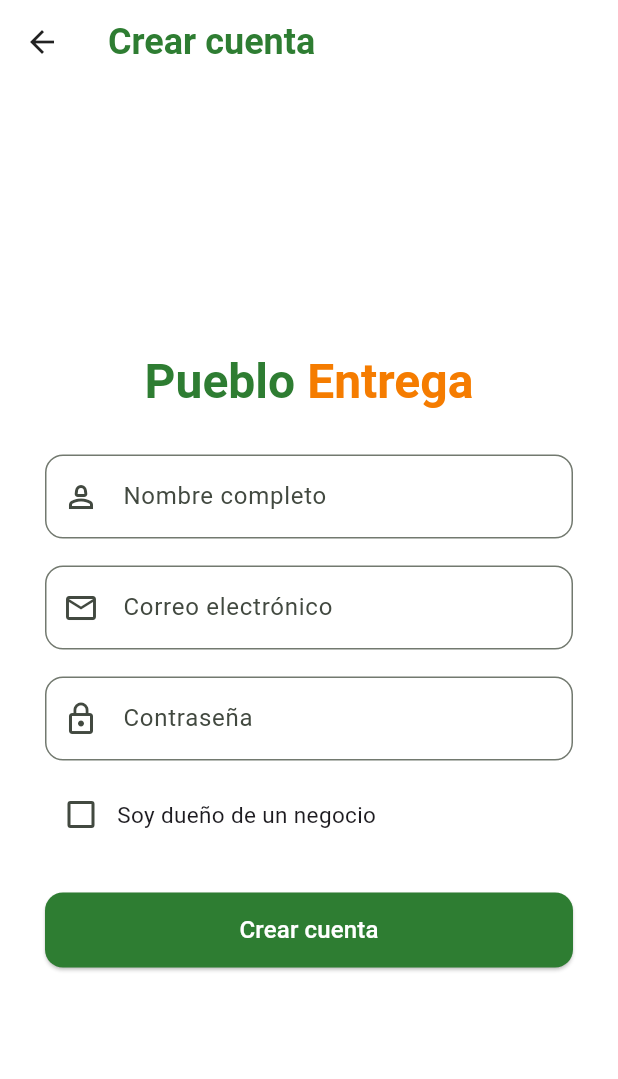
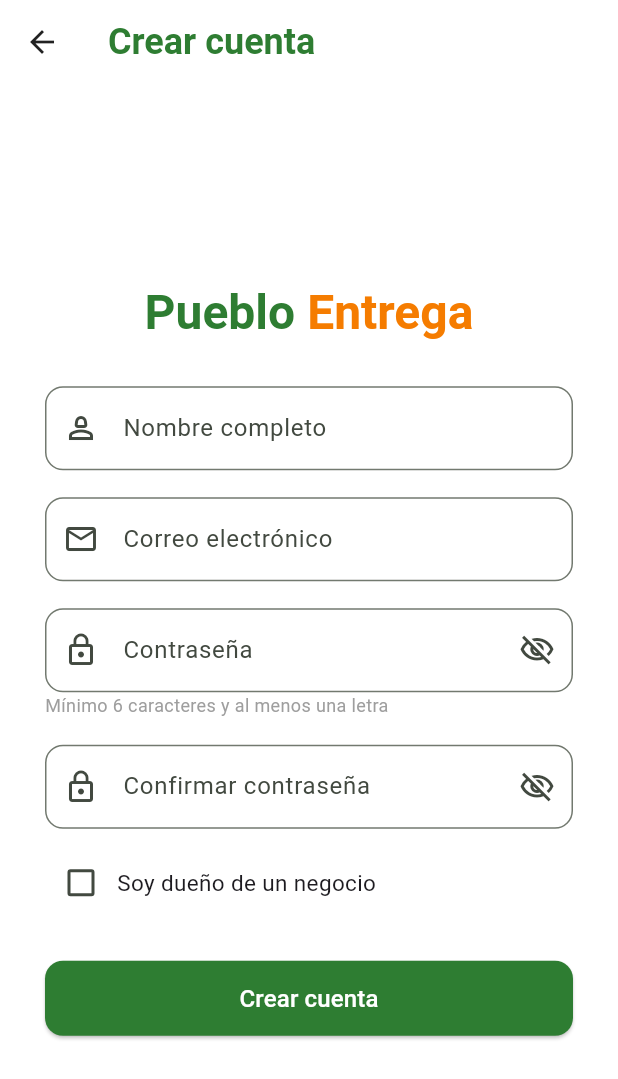
Before and after one commit to D3nn1S-Mugart3/pueblo_entrega, a Flutter app: the screen it shows after launch, after a tap on "¿No tienes cuenta? Regístrate", on a phone screen of 412 x 824 dp. Shown: the top 1079 px of the screen. Run offline on Flutter 3.47's test engine with Material 3 defaults, Android fonts, the phone set to English and light mode, and no system bars; our stand-ins replace cloud_firestore, firebase_auth, firebase_core; accounts and stored records are empty; Roboto replaces fonts that are missing (Poppins).

Commit message:
feat: Mostrar/Ocultar contraseña y validación de contraseña e confirmar contraseña

```diff
--- a/pueblo_entrega_app/lib/screens/auth/login_screen.dart
+++ b/pueblo_entrega_app/lib/screens/auth/login_screen.dart
@@ -14,6 +14,7 @@ class _LoginScreenState extends State<LoginScreen> {
   final emailCtrl = TextEditingController();
   final passCtrl = TextEditingController();
   bool loading = false;
+  bool obscurePassword = true;
 
   Future<void> login() async {
     setState(() => loading = true);
@@ -92,14 +93,26 @@ class _LoginScreenState extends State<LoginScreen> {
               const SizedBox(height: 18),
               TextField(
                 controller: passCtrl,
+                obscureText: obscurePassword,
                 decoration: InputDecoration(
                   labelText: "Contraseña",
                   prefixIcon: Icon(Icons.lock_outline),
+                  suffixIcon: IconButton(
+                    icon: Icon(
+                      obscurePassword
+                          ? Icons.visibility_off_outlined
+                          : Icons.visibility_outlined,
+                    ),
+                    onPressed: () {
+                      setState(() {
+                        obscurePassword = !obscurePassword;
+                      });
+                    },
+                  ),
                   border: OutlineInputBorder(
                     borderRadius: BorderRadius.circular(12),
                   ),
                 ),
-                obscureText: true,
               ),
               const SizedBox(height: 28),
 
--- a/pueblo_entrega_app/lib/screens/auth/register_screen.dart
+++ b/pueblo_entrega_app/lib/screens/auth/register_screen.dart
@@ -16,9 +16,28 @@ class _RegisterScreenState extends State<RegisterScreen> {
   final nameCtrl = TextEditingController();
   final emailCtrl = TextEditingController();
   final passCtrl = TextEditingController();
+  final confirmPassCtrl = TextEditingController();
+
   bool isBusiness = false;
+  bool loading = false;
+  bool obscurePassword = true;
+  bool obscureConfirmPassword = true;
 
-  bool loading = false;
+  bool passwordValid = false;
+  bool passwordsMatch = false;
+
+  void validatePassword() {
+    final pass = passCtrl.text;
+    final confirm = confirmPassCtrl.text;
+
+    final hasMinLength = pass.length >= 6;
+    final hasLetter = RegExp(r'[a-zA-Z]').hasMatch(pass);
+
+    setState(() {
+      passwordValid = hasMinLength && hasLetter;
+      passwordsMatch = pass == confirm;
+    });
+  }
 
   Future<void> register() async {
     if (nameCtrl.text.isEmpty ||
@@ -27,6 +46,24 @@ class _RegisterScreenState extends State<RegisterScreen> {
       showAppSnackBar(
         context,
         message: "Todos los campos son obligatorios.",
+        type: SnackType.error,
+      );
+      return;
+    }
+
+    if (passCtrl.text != confirmPassCtrl.text) {
+      showAppSnackBar(
+        context,
+        message: "Las contraseñas no coinciden",
+        type: SnackType.error,
+      );
+      return;
+    }
+
+    if (!passwordValid) {
+      showAppSnackBar(
+        context,
+        message: "La contraseña no cumple los requisitos",
         type: SnackType.error,
       );
       return;
@@ -74,8 +111,24 @@ class _RegisterScreenState extends State<RegisterScreen> {
         type: SnackType.error,
       );
     } finally {
-      setState(() => loading = true);
+      setState(() => loading = false);
     }
+  }
+
+  @override
+  void initState() {
+    super.initState();
+    passCtrl.addListener(validatePassword);
+    confirmPassCtrl.addListener(validatePassword);
+  }
+
+  @override
+  void dispose() {
+    passCtrl.dispose();
+    confirmPassCtrl.dispose();
+    nameCtrl.dispose();
+    emailCtrl.dispose();
+    super.dispose();
   }
 
   @override
@@ -148,15 +201,72 @@ class _RegisterScreenState extends State<RegisterScreen> {
               const SizedBox(height: 18),
               TextField(
                 controller: passCtrl,
+                obscureText: obscurePassword,
                 decoration: InputDecoration(
                   labelText: "Contraseña",
                   prefixIcon: Icon(Icons.lock_outline),
+                  suffixIcon: IconButton(
+                    icon: Icon(
+                      obscurePassword
+                          ? Icons.visibility_off_outlined
+                          : Icons.visibility_outlined,
+                    ),
+                    onPressed: () {
+                      setState(() {
+                        obscurePassword = !obscurePassword;
+                      });
+                    },
+                  ),
                   border: OutlineInputBorder(
                     borderRadius: BorderRadius.circular(12),
                   ),
                 ),
-                obscureText: true,
               ),
+              Text(
+                passwordValid
+                    ? "Contraseña válida"
+                    : "Mínimo 6 caracteres y al menos una letra",
+                style: TextStyle(
+                  fontSize: 12,
+                  color: passwordValid ? Colors.green : Colors.grey,
+                ),
+              ),
+
+              const SizedBox(height: 18),
+              TextField(
+                controller: confirmPassCtrl,
+                obscureText: obscureConfirmPassword,
+                decoration: InputDecoration(
+                  labelText: "Confirmar contraseña",
+                  prefixIcon: Icon(Icons.lock_outline),
+                  suffixIcon: IconButton(
+                    icon: Icon(
+                      obscureConfirmPassword
+                          ? Icons.visibility_off_outlined
+                          : Icons.visibility_outlined,
+                    ),
+                    onPressed: () {
+                      setState(() {
+                        obscureConfirmPassword = !obscureConfirmPassword;
+                      });
+                    },
+                  ),
+                  border: OutlineInputBorder(
+                    borderRadius: BorderRadius.circular(12),
+                  ),
+                ),
+              ),
+              if (confirmPassCtrl.text.isNotEmpty)
+                Text(
+                  passwordsMatch
+                      ? "Las contraseñas coinciden"
+                      : "Las contraseñas no coinciden",
+                  style: TextStyle(
+                    fontSize: 12,
+                    color: passwordsMatch ? Colors.green : Colors.red,
+                    fontWeight: FontWeight.w500,
+                  ),
+                ),
               const SizedBox(height: 12),
               Row(
                 children: [
--- a/pueblo_entrega_app/lib/screens/business_register_screen.dart
+++ b/pueblo_entrega_app/lib/screens/business_register_screen.dart
@@ -2,7 +2,6 @@ import 'package:flutter/material.dart';
 import 'package:cloud_firestore/cloud_firestore.dart';
 import 'package:firebase_auth/firebase_auth.dart';
 import 'package:pueblo_entrega_app/screens/utils/app_loader.dart';
-import 'package:pueblo_entrega_app/screens/utils/snackbar.dart';
 
 class BusinessRegisterScreen extends StatefulWidget {
   const BusinessRegisterScreen({super.key});
```
